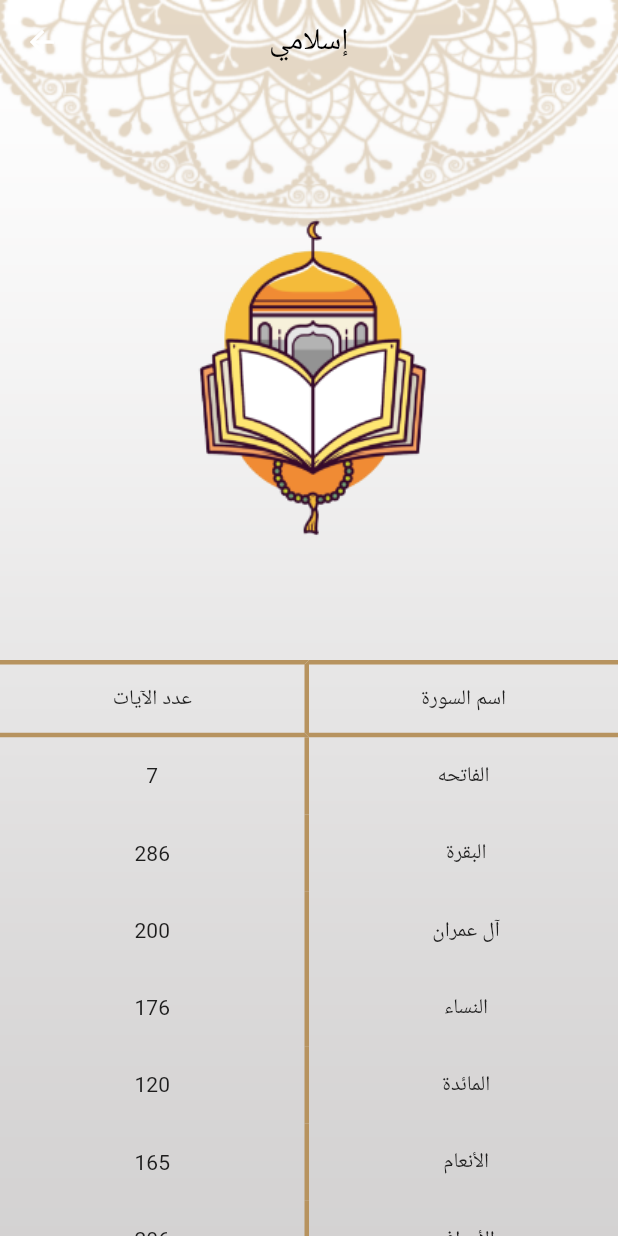
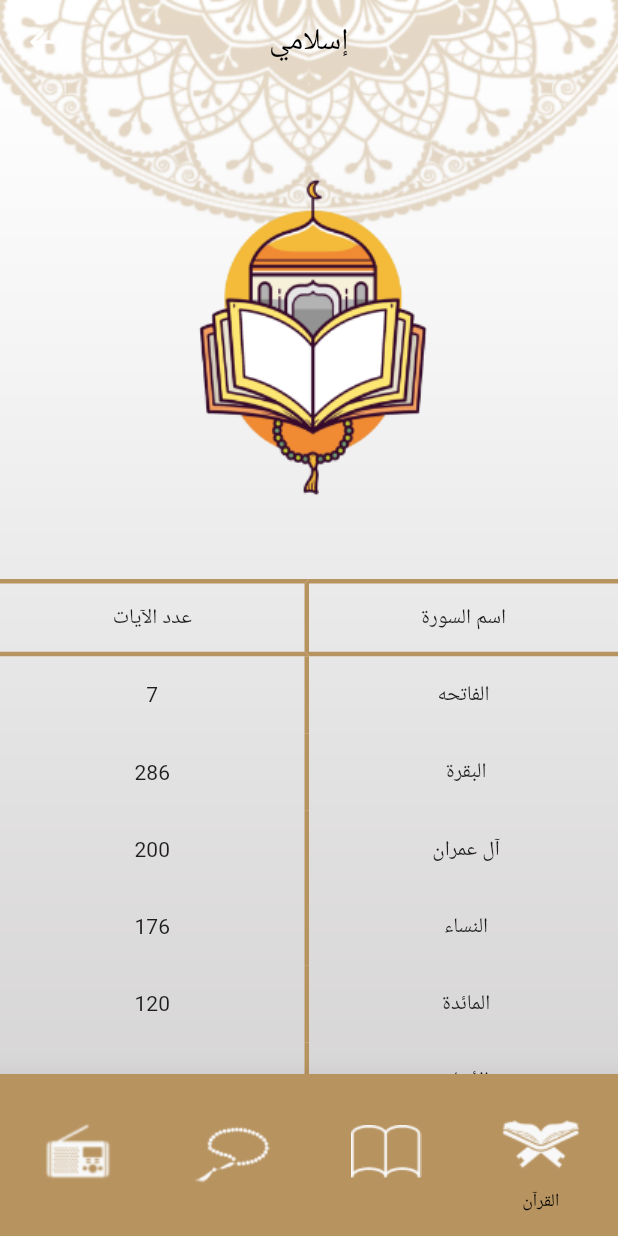
Before and after one commit to mohammedysamir/islami_app, a Flutter app: the QuranScreen screen opened by its route, on a phone screen of 412 x 824 dp. Run offline on Flutter 3.47's test engine with Material 2 defaults, Android fonts, the phone set to English and light mode, and no system bars.

Commit message:
Add: added navigation bar to quran Screen and test it with tasbe7

```diff
--- a/lib/quran/quran_screen.dart
+++ b/lib/quran/quran_screen.dart
@@ -1,21 +1,22 @@
-
-
-
-
 import 'package:flutter/cupertino.dart';
 import 'package:flutter/material.dart';
 import 'package:islami/quran/sura_list.dart';
+import 'package:islami/tasbe7.dart';
 
-class QuranScreen extends StatelessWidget {
-  const QuranScreen({Key? key}) : super(key: key);
+class QuranScreen extends StatefulWidget {
+  static const routeName = "quran_list";
+  @override
+  QuranScreenState createState() => QuranScreenState();
+}
 
-  static const routeName = "/quran";
+class QuranScreenState extends State<QuranScreen> {
 
   @override
   Widget build(BuildContext context) {
     return Container(
       decoration: BoxDecoration(
-        image: DecorationImage(image: AssetImage("assets/images/bg3.png"), fit: BoxFit.fill),
+        image: DecorationImage(
+            image: AssetImage("assets/images/bg3.png"), fit: BoxFit.fill),
       ),
       child: Scaffold(
         backgroundColor: Colors.transparent,
@@ -28,17 +29,67 @@ class QuranScreen extends StatelessWidget {
         body: Column(
           children: [
             Expanded(
-              child: Container(
-                alignment: Alignment.center,
-                child: Image(image: AssetImage("assets/images/sura_list_icon.png")),
-              )
-            ),
+                child: Container(
+              alignment: Alignment.center,
+              child:
+                  Image(image: AssetImage("assets/images/sura_list_icon.png")),
+            )),
             Expanded(
               child: SuraList(),
-            )
+            ),
+            SizedBox(
+              width: MediaQuery.of(context).size.width,
+              height: 108,
+              child: BottomNavigationBar(
+                backgroundColor: Color.fromARGB(255, 183, 147, 95),
+                selectedIconTheme: IconThemeData(color: Colors.black, size: 20),
+                unselectedIconTheme:
+                    IconThemeData(color: Colors.white, size: 20),
+                type: BottomNavigationBarType.fixed,
+                selectedItemColor: Colors.black,
+                selectedFontSize: 12,
+                unselectedItemColor: Colors.white,
+                showSelectedLabels: true,
+                showUnselectedLabels: false,
+                unselectedFontSize: 12,
+                currentIndex: 3,
+                onTap: onItemTapped,
+                elevation: 15,
+                items: [
+                  BottomNavigationBarItem(
+                      icon: Image.asset("assets/images/radio.png"),
+                      label: "راديو"),
+                  BottomNavigationBarItem(
+                      icon: Image.asset("assets/images/sebha.png"),
+                      label: "التسبيح"),
+                  BottomNavigationBarItem(
+                      icon: Image.asset(
+                          "assets/images/quran-quran-svgrepo-com.png"),
+                      label: "الاحاديث"),
+                  BottomNavigationBarItem(
+                      icon: Image.asset("assets/images/quran.png"),
+                      label: "القرآن"),
+                ],
+              ),
+            ),
           ],
         ),
       ),
     );
   }
+
+  void onItemTapped(int index) {
+    setState(() {
+      Navigator.pop(context);
+      if(index == 0) {}
+      if(index == 1) {
+        Navigator.pushNamed(context,Tasbe7.routeName);
+      }
+      if(index == 2) {
+      }
+      if(index == 3) {
+        Navigator.pushNamed(context,QuranScreen.routeName);
+      }
+    });
+  }
 }
```
